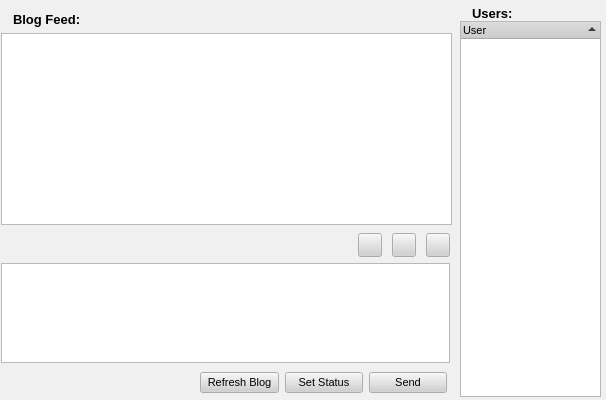
Before: the Qt Designer form retroshare-gui/src/gui/BlogDialog.ui in RetroShare/RetroShare, drawn with Qt 5.
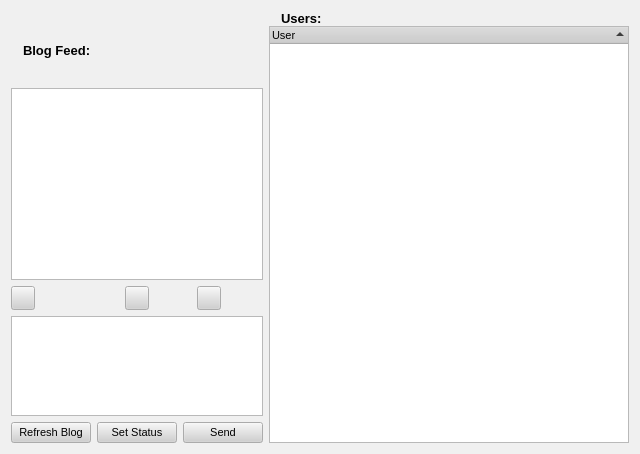
After: the same form once the commit is applied. Icons and pictures are not drawn.

Commit message: Added new ProfileView and ProfileEdit to Blog Feed. Added Context menus to BlogDialog to open windows.

```diff
--- a/retroshare-gui/src/gui/BlogDialog.ui
+++ b/retroshare-gui/src/gui/BlogDialog.ui
@@ -5,8 +5,8 @@
    <rect>
     <x>0</x>
     <y>0</y>
-    <width>606</width>
-    <height>400</height>
+    <width>640</width>
+    <height>454</height>
    </rect>
   </property>
   <property name="sizePolicy" >
@@ -504,21 +504,151 @@
   <property name="windowIcon" >
    <iconset/>
   </property>
-  <widget class="QWidget" name="layoutWidget" >
-   <property name="geometry" >
-    <rect>
-     <x>460</x>
-     <y>6</y>
-     <width>141</width>
-     <height>391</height>
-    </rect>
-   </property>
+  <layout class="QGridLayout" >
+   <item row="0" column="0" colspan="3" >
+    <layout class="QGridLayout" >
+     <property name="topMargin" >
+      <number>2</number>
+     </property>
+     <property name="horizontalSpacing" >
+      <number>0</number>
+     </property>
+     <property name="verticalSpacing" >
+      <number>0</number>
+     </property>
+     <item row="0" column="0" >
+      <layout class="QGridLayout" >
+       <property name="leftMargin" >
+        <number>0</number>
+       </property>
+       <property name="topMargin" >
+        <number>0</number>
+       </property>
+       <property name="rightMargin" >
+        <number>0</number>
+       </property>
+       <property name="bottomMargin" >
+        <number>0</number>
+       </property>
+       <property name="horizontalSpacing" >
+        <number>6</number>
+       </property>
+       <property name="verticalSpacing" >
+        <number>6</number>
+       </property>
+       <item row="0" column="0" >
+        <layout class="QGridLayout" >
+         <property name="leftMargin" >
+          <number>0</number>
+         </property>
+         <property name="topMargin" >
+          <number>0</number>
+         </property>
+         <property name="rightMargin" >
+          <number>0</number>
+         </property>
+         <property name="bottomMargin" >
+          <number>0</number>
+         </property>
+         <property name="horizontalSpacing" >
+          <number>6</number>
+         </property>
+         <property name="verticalSpacing" >
+          <number>6</number>
+         </property>
+         <item row="0" column="0" >
+          <widget class="QLabel" name="label" >
    <property name="sizeIncrement" >
     <size>
      <width>0</width>
      <height>0</height>
     </size>
    </property>
+           <property name="text" >
+            <string/>
+           </property>
+           <property name="pixmap" >
+            <pixmap resource="images.qrc" >:/images/chat.png</pixmap>
+           </property>
+          </widget>
+         </item>
+         <item row="0" column="1" >
+          <widget class="QLabel" name="label_12" >
+           <property name="sizePolicy" >
+            <sizepolicy vsizetype="Expanding" hsizetype="Expanding" >
+             <horstretch>0</horstretch>
+             <verstretch>0</verstretch>
+            </sizepolicy>
+           </property>
+           <property name="sizeIncrement" >
+            <size>
+             <width>0</width>
+             <height>0</height>
+            </size>
+           </property>
+           <property name="font" >
+            <font>
+             <pointsize>10</pointsize>
+             <weight>75</weight>
+             <bold>true</bold>
+            </font>
+           </property>
+           <property name="text" >
+            <string>Blog Feed:</string>
+           </property>
+          </widget>
+         </item>
+        </layout>
+       </item>
+       <item row="0" column="1" >
+        <spacer>
+         <property name="sizeIncrement" >
+          <size>
+           <width>0</width>
+           <height>0</height>
+          </size>
+         </property>
+         <property name="orientation" >
+          <enum>Qt::Horizontal</enum>
+         </property>
+         <property name="sizeHint" >
+          <size>
+           <width>360</width>
+           <height>16</height>
+          </size>
+         </property>
+        </spacer>
+       </item>
+      </layout>
+     </item>
+     <item row="1" column="0" >
+      <widget class="QTextBrowser" name="blogText" >
+       <property name="sizePolicy" >
+        <sizepolicy vsizetype="Expanding" hsizetype="Expanding" >
+         <horstretch>0</horstretch>
+         <verstretch>0</verstretch>
+        </sizepolicy>
+       </property>
+       <property name="sizeIncrement" >
+        <size>
+         <width>0</width>
+         <height>0</height>
+        </size>
+       </property>
+       <property name="contextMenuPolicy" >
+        <enum>Qt::DefaultContextMenu</enum>
+       </property>
+       <property name="undoRedoEnabled" >
+        <bool>false</bool>
+       </property>
+       <property name="readOnly" >
+        <bool>true</bool>
+       </property>
+      </widget>
+     </item>
+    </layout>
+   </item>
+   <item rowspan="4" row="0" column="3" >
    <layout class="QGridLayout" >
     <property name="leftMargin" >
      <number>0</number>
@@ -680,173 +810,9 @@
      </widget>
     </item>
    </layout>
-  </widget>
-  <widget class="QWidget" name="layoutWidget" >
-   <property name="geometry" >
-    <rect>
-     <x>1</x>
-     <y>4</y>
-     <width>451</width>
-     <height>221</height>
-    </rect>
-   </property>
-   <property name="sizeIncrement" >
-    <size>
-     <width>0</width>
-     <height>0</height>
-    </size>
-   </property>
-   <layout class="QGridLayout" >
-    <property name="topMargin" >
-     <number>2</number>
-    </property>
-    <property name="horizontalSpacing" >
-     <number>0</number>
-    </property>
-    <property name="verticalSpacing" >
-     <number>0</number>
-    </property>
-    <item row="0" column="0" >
-     <layout class="QGridLayout" >
-      <property name="leftMargin" >
-       <number>0</number>
-      </property>
-      <property name="topMargin" >
-       <number>0</number>
-      </property>
-      <property name="rightMargin" >
-       <number>0</number>
-      </property>
-      <property name="bottomMargin" >
-       <number>0</number>
-      </property>
-      <property name="horizontalSpacing" >
-       <number>6</number>
-      </property>
-      <property name="verticalSpacing" >
-       <number>6</number>
-      </property>
-      <item row="0" column="0" >
-       <layout class="QGridLayout" >
-        <property name="leftMargin" >
-         <number>0</number>
-        </property>
-        <property name="topMargin" >
-         <number>0</number>
-        </property>
-        <property name="rightMargin" >
-         <number>0</number>
-        </property>
-        <property name="bottomMargin" >
-         <number>0</number>
-        </property>
-        <property name="horizontalSpacing" >
-         <number>6</number>
-        </property>
-        <property name="verticalSpacing" >
-         <number>6</number>
-        </property>
-        <item row="0" column="0" >
-         <widget class="QLabel" name="label" >
-          <property name="sizeIncrement" >
-           <size>
-            <width>0</width>
-            <height>0</height>
-           </size>
-          </property>
-          <property name="text" >
-           <string/>
-          </property>
-          <property name="pixmap" >
-           <pixmap resource="images.qrc" >:/images/chat.png</pixmap>
-          </property>
-         </widget>
-        </item>
-        <item row="0" column="1" >
-         <widget class="QLabel" name="label_12" >
-          <property name="sizePolicy" >
-           <sizepolicy vsizetype="Expanding" hsizetype="Expanding" >
-            <horstretch>0</horstretch>
-            <verstretch>0</verstretch>
-           </sizepolicy>
-          </property>
-          <property name="sizeIncrement" >
-           <size>
-            <width>0</width>
-            <height>0</height>
-           </size>
-          </property>
-          <property name="font" >
-           <font>
-            <pointsize>10</pointsize>
-            <weight>75</weight>
-            <bold>true</bold>
-           </font>
-          </property>
-          <property name="text" >
-           <string>Blog Feed:</string>
-          </property>
-         </widget>
-        </item>
-       </layout>
-      </item>
-      <item row="0" column="1" >
-       <spacer>
-        <property name="sizeIncrement" >
-         <size>
-          <width>0</width>
-          <height>0</height>
-         </size>
-        </property>
-        <property name="orientation" >
-         <enum>Qt::Horizontal</enum>
-        </property>
-        <property name="sizeHint" >
-         <size>
-          <width>360</width>
-          <height>16</height>
-         </size>
-        </property>
-       </spacer>
-      </item>
-     </layout>
     </item>
     <item row="1" column="0" >
-     <widget class="QTextBrowser" name="blogText" >
-      <property name="sizePolicy" >
-       <sizepolicy vsizetype="Expanding" hsizetype="Expanding" >
-        <horstretch>0</horstretch>
-        <verstretch>0</verstretch>
-       </sizepolicy>
-      </property>
-      <property name="sizeIncrement" >
-       <size>
-        <width>0</width>
-        <height>0</height>
-       </size>
-      </property>
-      <property name="contextMenuPolicy" >
-       <enum>Qt::DefaultContextMenu</enum>
-      </property>
-      <property name="undoRedoEnabled" >
-       <bool>false</bool>
-      </property>
-      <property name="readOnly" >
-       <bool>true</bool>
-      </property>
-     </widget>
-    </item>
-   </layout>
-  </widget>
   <widget class="QPushButton" name="boldBtn" >
-   <property name="geometry" >
-    <rect>
-     <x>358</x>
-     <y>233</y>
-     <width>24</width>
-     <height>24</height>
-    </rect>
-   </property>
    <property name="minimumSize" >
     <size>
      <width>24</width>
@@ -878,15 +844,9 @@
     <bool>true</bool>
    </property>
   </widget>
+   </item>
+   <item row="1" column="1" >
   <widget class="QPushButton" name="underlineBtn" >
-   <property name="geometry" >
-    <rect>
-     <x>392</x>
-     <y>233</y>
-     <width>24</width>
-     <height>24</height>
-    </rect>
-   </property>
    <property name="minimumSize" >
     <size>
      <width>24</width>
@@ -918,15 +878,9 @@
     <bool>true</bool>
    </property>
   </widget>
+   </item>
+   <item row="1" column="2" >
   <widget class="QPushButton" name="italicBtn" >
-   <property name="geometry" >
-    <rect>
-     <x>426</x>
-     <y>233</y>
-     <width>24</width>
-     <height>24</height>
-    </rect>
-   </property>
    <property name="minimumSize" >
     <size>
      <width>24</width>
@@ -958,15 +912,9 @@
     <bool>true</bool>
    </property>
   </widget>
+   </item>
+   <item row="2" column="0" colspan="3" >
   <widget class="QTextEdit" name="lineEdit" >
-   <property name="geometry" >
-    <rect>
-     <x>1</x>
-     <y>263</y>
-     <width>449</width>
-     <height>100</height>
-    </rect>
-   </property>
    <property name="sizePolicy" >
     <sizepolicy vsizetype="Expanding" hsizetype="Expanding" >
      <horstretch>0</horstretch>
@@ -992,21 +940,8 @@
     </size>
    </property>
   </widget>
-  <widget class="QWidget" name="layoutWidget" >
-   <property name="geometry" >
-    <rect>
-     <x>200</x>
-     <y>370</y>
-     <width>247</width>
-     <height>25</height>
-    </rect>
-   </property>
-   <property name="sizeIncrement" >
-    <size>
-     <width>0</width>
-     <height>0</height>
-    </size>
-   </property>
+   </item>
+   <item row="3" column="0" colspan="3" >
    <layout class="QHBoxLayout" >
     <item>
      <widget class="QPushButton" name="refreshBtn" >
@@ -1048,7 +983,8 @@
      </widget>
     </item>
    </layout>
-  </widget>
+   </item>
+  </layout>
   <action name="actionSend" >
    <property name="text" >
     <string>Send</string>
```
Lines whose indentation alone changed are shown as unchanged. The commit also changes 7 other files.
